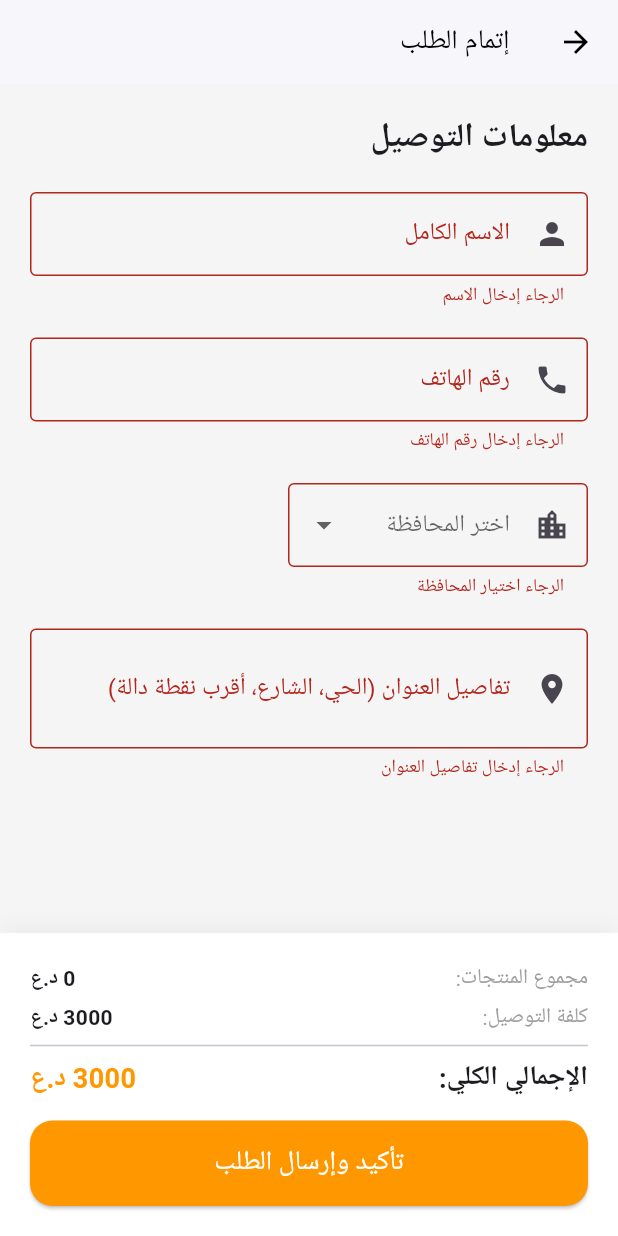
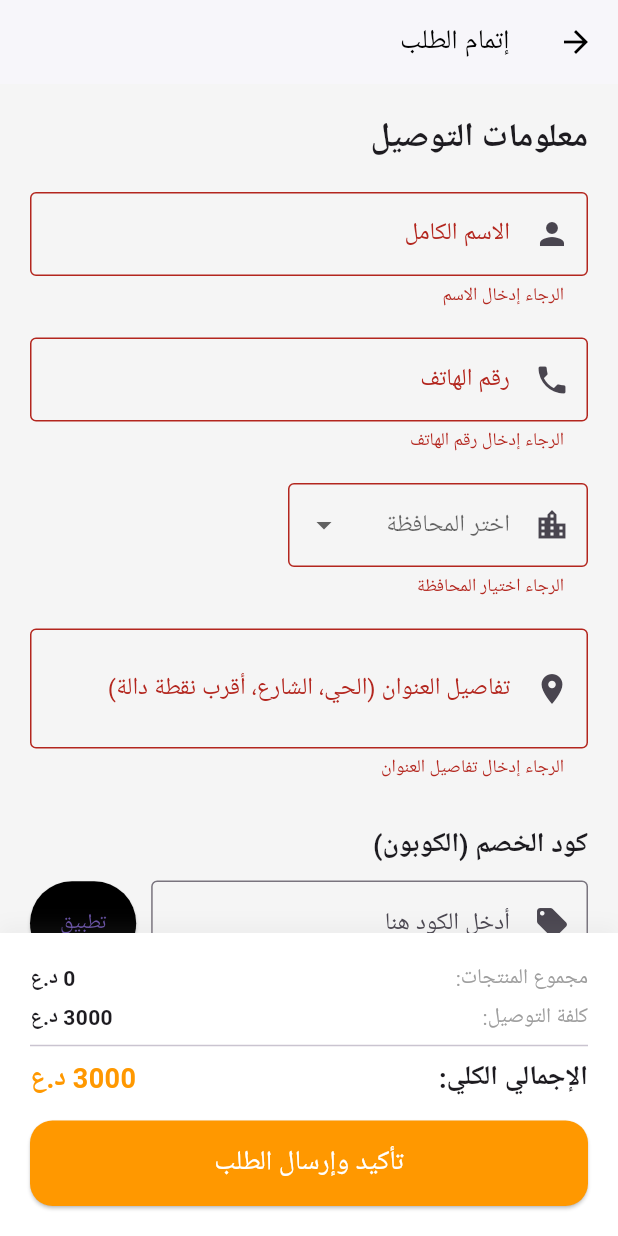
Before and after one commit to teaizteaiz46-blip/MyApp_Flutter, a Flutter app: the CheckoutScreen screen opened directly, after a tap on "تأكيد وإرسال الطلب", on a phone screen of 412 x 824 dp. Run offline on Flutter 3.47's test engine with Material 3 defaults, Android fonts, the phone set to English and light mode, and no system bars; our stand-ins replace firebase_core, firebase_messaging, shared_preferences, supabase_flutter, video_player; missing offline and left inert: facebook_app_events; accounts and stored records are empty; Roboto replaces fonts that are missing (Muli).

Commit message:
new version

```diff
--- a/lib/screens/checkout/checkout_screen.dart
+++ b/lib/screens/checkout/checkout_screen.dart
@@ -3,7 +3,6 @@ import 'package:flutter/material.dart';
 import 'package:shared_preferences/shared_preferences.dart';
 import '../../main.dart';
 import '../../screens/home/home_screen.dart';
-
 
 class CheckoutScreen extends StatefulWidget {
   const CheckoutScreen({super.key});
@@ -15,81 +14,160 @@ class CheckoutScreen extends StatefulWidget {
 class _CheckoutScreenState extends State<CheckoutScreen> {
   final _nameController = TextEditingController();
   final _phoneController = TextEditingController();
-  //final _addressController = TextEditingController();
-  // --- أضف هذه المتغيرات الجديدة ---
-  double _productsTotal = 0.0; // مجموع أسعار المنتجات
-  double _deliveryCost = 0.0;  // سعر التوصيل
-  // ----------------------------
+  final _addressDetailsController = TextEditingController();
+
+  // --- حقل الكوبون والمتغيرات الخاصة به ---
+  final _couponController = TextEditingController();
+  double _discountAmount = 0.0;
+  int? _appliedCouponId;
+  bool _isCheckingCoupon = false;
+  String? _couponErrorMessage;
+  // ------------------------------------
+
+  double _productsTotal = 0.0;
+  double _deliveryCost = 0.0;
   final _formKey = GlobalKey<FormState>();
 
-  // --- أضف هذا ---
-  final _addressDetailsController = TextEditingController(); // حقل جديد للتفاصيل
-  String? _selectedGovernorate; // لتخزين المحافظة المختارة
-  final List<String> _governorates = ['بغداد','كربلاء','الأنبار','الحلة - بابل','البصرة','دهوك','ديالى','أربيل','كركوك','العمارة - ميسان','السماوة - المثنى','النجف','نينوى','ديوانية - القادسية','صلاح الدين','السليمانية','الناصرية - ذي قار','الكوت - واسط']; // القائمة المنسدلة
-  // --- نهاية الإضافة ---
+  String? _selectedGovernorate;
+  final List<String> _governorates = [
+    'بغداد', 'كربلاء', 'الأنبار', 'الحلة - بابل', 'البصرة', 'دهوك', 'ديالى',
+    'أربيل', 'كركوك', 'العمارة - ميسان', 'السماوة - المثنى', 'النجف', 'نينوى',
+    'ديوانية - القادسية', 'صلاح الدين', 'السليمانية', 'الناصرية - ذي قار', 'الكوت - واسط'
+  ];
 
   bool _isLoading = false;
+
+  @override
+  void initState() {
+    super.initState();
+    _calculateTotal();
+  }
 
   @override
   void dispose() {
     _nameController.dispose();
     _phoneController.dispose();
-    //_addressController.dispose();
-    _addressDetailsController.dispose(); // <-- أضف هذا
+    _addressDetailsController.dispose();
+    _couponController.dispose();
     super.dispose();
   }
 
-  // --- دالة "إرسال الطلب" محدثة بالكامل ---
-// --- دالة "إرسال الطلب" محدثة بالكامل ---
-  Future<void> _submitOrder() async {
-    // 1. التحقق من أن الحقول مملوءة
-    if (!_formKey.currentState!.validate()) {
+  // --- دالة التحقق من الكوبون (محدثة بدون شرط تسجيل الدخول) ---
+  Future<void> _applyCoupon() async {
+    final code = _couponController.text.trim().toUpperCase();
+    //final code = _couponController.text.trim();
+    if (code.isEmpty) return;
+
+    final phone = _phoneController.text.trim();
+
+    FocusScope.of(context).unfocus();
+    setState(() {
+      _isCheckingCoupon = true;
+      _couponErrorMessage = null;
+    });
+
+    try {
+      final currentUser = supabase.auth.currentUser;
+
+      // 1. البحث عن الكوبون
+      final couponResponse = await supabase
+          .from('coupons')
+          .select()
+          .eq('code', code)
+          .eq('is_active', true)
+          .maybeSingle();
+
+      if (couponResponse == null) {
+        setState(() {
+          _couponErrorMessage = 'كود الخصم غير صحيح أو غير فعال.';
+          _isCheckingCoupon = false;
+        });
         return;
       }
 
-    // التحقق من "mounted" قبل استخدام setState
-    if (mounted) {
-      setState(() => _isLoading = true);
+      final int couponId = couponResponse['id'];
+      final double discount = (couponResponse['discount_amount'] ?? 0).toDouble();
+
+      // 2. التحقق من التكرار (سواء عن طريق الحساب أو رقم الهاتف)
+      dynamic usageCheck;
+      if (currentUser != null) {
+        usageCheck = await supabase
+            .from('coupon_usages')
+            .select()
+            .eq('coupon_id', couponId)
+            .eq('user_id', currentUser.id)
+            .maybeSingle();
+      } else if (phone.isNotEmpty) {
+        usageCheck = await supabase
+            .from('coupon_usages')
+            .select()
+            .eq('coupon_id', couponId)
+            .eq('customer_phone', phone)
+            .maybeSingle();
       }
 
+      if (usageCheck != null) {
+        setState(() {
+          _couponErrorMessage = 'لقد تم استخدام هذا الكوبون سابقاً!';
+          _isCheckingCoupon = false;
+        });
+        return;
+      }
+
+      // 3. نجاح التفعيل
+      setState(() {
+        _discountAmount = discount;
+        _appliedCouponId = couponId;
+        _isCheckingCoupon = false;
+      });
+
+      if (mounted) {
+        ScaffoldMessenger.of(context).showSnackBar(
+          const SnackBar(
+            content: Text('تم تطبيق خصم 2,000 د.ع بنجاح!'),
+            backgroundColor: Colors.green,
+          ),
+        );
+      }
+    } catch (e) {
+      setState(() {
+        _couponErrorMessage = 'حدث خطأ أثناء فحص الكوبون.';
+        _isCheckingCoupon = false;
+      });
+    }
+  }
+/////////////////
+  Future<void> _submitOrder() async {
+    if (!_formKey.currentState!.validate()) return;
+
+    if (mounted) setState(() => _isLoading = true);
+
     try {
-      // متغير لتخزين خريطة السلة
-      Map<String, dynamic>? cartMap;
-
-      // 1. التحقق من حالة المستخدم وجلب السلة الصحيحة
+      List<Map<String, dynamic>> cartItemsList = [];
       final currentUser = supabase.auth.currentUser;
-      final prefs = await SharedPreferences.getInstance(); // <-- فجوة 1
+      final prefs = await SharedPreferences.getInstance();
 
       if (currentUser != null) {
-        // --- المستخدم مسجل: جلب السلة من Supabase ---
         final userId = currentUser.id;
-        final cartData = await supabase // <-- فجوة 2
+        // 🟢 جلب بيانات السلة مع اللون المختار للمستخدم المسجل
+        final cartData = await supabase
             .from('cart')
-            .select('product_id, quantity')
+            .select('product_id, quantity, selected_color')
             .eq('user_id', userId);
 
-        if (cartData.isEmpty) {
-          cartMap = null;
-        } else {
-          cartMap = {
-            for (var item in cartData)
-              item['product_id'].toString(): item['quantity']
-          };
+        if (cartData.isNotEmpty) {
+          cartItemsList = List<Map<String, dynamic>>.from(cartData);
         }
       } else {
-        // --- المستخدم زائر: جلب السلة من الذاكرة المحلية ---
+        // 🟢 جلب بيانات السلة للزائر من SharedPreferences
         final String? cartString = prefs.getString('cartMap');
         if (cartString != null && cartString.isNotEmpty) {
-          cartMap = json.decode(cartString);
-        } else {
-          cartMap = null;
+          final List<dynamic> localCart = json.decode(cartString);
+          cartItemsList = List<Map<String, dynamic>>.from(localCart);
         }
       }
 
-      // 2. التحقق مما إذا كانت السلة فارغة بالفعل
-      if (cartMap == null || cartMap.isEmpty) {
-
-        // --- الحل 1: إضافة فحص "mounted" هنا ---
+      if (cartItemsList.isEmpty) {
         if (mounted) {
           ScaffoldMessenger.of(context).showSnackBar(
             const SnackBar(content: Text('سلة المشتريات فارغة!'), backgroundColor: Colors.red),
@@ -99,34 +177,47 @@ class _CheckoutScreenState extends State<CheckoutScreen> {
         return;
       }
 
-      // 3. جلب بيانات العميل (تبقى كما هي)
       final String name = _nameController.text;
       final String phone = _phoneController.text;
-      // --- تعديل هذا السطر ---
       final String address = "$_selectedGovernorate، ${_addressDetailsController.text}";
-      // --- نهاية التعديل ---
+      final double finalTotal = (_productsTotal + _deliveryCost - _discountAmount).clamp(0, double.infinity);
 
-      // 4. إرسال الطلب إلى Supabase (تبقى كما هي مع إضافة user_id)
+      // 🟢 حفظ العناصر كقائمة تدعم تفاصيل كل منتج واللون الخاص به
       final Map<String, dynamic> orderData = {
         'customer_name': name,
         'customer_phone': phone,
         'customer_address': address,
-        'cart_items': cartMap,
-        'status': 'قيد المراجعة'
+        'cart_items': cartItemsList, // سيتم تخزينه كـ JSON يحتوي المنتجات والكميات والألوان
+        'status': 'قيد المراجعة',
+        'discount_amount': _discountAmount,
+        'total_amount': finalTotal,
       };
+
       if (currentUser != null) {
         orderData['user_id'] = currentUser.id;
       }
-      await supabase.from('orders').insert(orderData); // <-- فجوة 3
 
-      // 5. مسح السلة الصحيحة بعد نجاح الطلب
+      await supabase.from('orders').insert(orderData);
+
+      // تسجيل استخدام الكوبون للجميع (سواء زائر أو مستخدم)
+      if (_appliedCouponId != null) {
+        final Map<String, dynamic> usageData = {
+          'coupon_id': _appliedCouponId,
+          'customer_phone': phone,
+        };
         if (currentUser != null) {
-        await supabase.from('cart').delete().eq('user_id', currentUser.id); // <-- فجوة 4
-      } else {
-        await prefs.remove('cartMap'); // <-- فجوة 5
+          usageData['user_id'] = currentUser.id;
+        }
+        await supabase.from('coupon_usages').insert(usageData);
       }
 
-      // 6. إظهار رسالة نجاح والانتقال (الكود هنا صحيح لأنك أضفت "if (mounted)")
+      // تفريغ السلة بعد نجاح الطلب
+      if (currentUser != null) {
+        await supabase.from('cart').delete().eq('user_id', currentUser.id);
+      } else {
+        await prefs.remove('cartMap');
+      }
+
       if (mounted) {
         Navigator.of(context).pushAndRemoveUntil(
           MaterialPageRoute(builder: (context) => const HomeScreen()),
@@ -143,42 +234,28 @@ class _CheckoutScreenState extends State<CheckoutScreen> {
         });
       }
     } catch (error) {
-      // 7. التعامل مع الأخطاء
-
-      // --- الحل 2: إضافة فحص "mounted" هنا ---
       if (mounted) {
         setState(() => _isLoading = false);
         ScaffoldMessenger.of(context).showSnackBar(
           const SnackBar(
-            content: Text('حدث خطأ أثناء إرسال الطلب. الرجاء المحاولة مرة أخرى.'),
+            content: Text('حدث خطأ أثناء إرسال الطلب.'),
             backgroundColor: Colors.red,
           ),
         );
       }
-    }
-    // تأكد من إيقاف التحميل حتى لو لم يكن mounted
-    finally {
+    } finally {
       if (mounted && _isLoading) {
         setState(() => _isLoading = false);
-      } else if (!mounted && _isLoading) {
-        _isLoading = false;
       }
     }
   }
 
-  ///////////////////////
-  @override
-  void initState() {
-    super.initState();
-    _calculateTotal(); // <-- استدعاء الدالة عند بدء الشاشة
-  }
+  ////////////////
 
-  // --- دالة جديدة لحساب المجموع ---
   Future<void> _calculateTotal() async {
     double productsTotal = 0.0;
     Map<String, dynamic> cartMap = {};
 
-    // 1. جلب محتويات السلة (نفس المنطق الذي تستخدمه في _submitOrder)
     final currentUser = supabase.auth.currentUser;
     if (currentUser != null) {
       final cartData = await supabase.from('cart').select('product_id, quantity').eq('user_id', currentUser.id);
@@ -191,7 +268,6 @@ class _CheckoutScreenState extends State<CheckoutScreen> {
       if (cartString != null) cartMap = json.decode(cartString);
     }
 
-    // 2. حساب سعر المنتجات
     if (cartMap.isNotEmpty) {
       final List<int> productIds = cartMap.keys.map((e) => int.parse(e)).toList();
       final String filter = productIds.map((id) => 'id.eq.$id').join(',');
@@ -204,50 +280,35 @@ class _CheckoutScreenState extends State<CheckoutScreen> {
       }
     }
 
-    // 3. جلب سعر التوصيل (مبدئياً 5000 أو من جدول delivery إذا أردت)
-    double deliveryCost = 3000; // قيمة افتراضية
-    // إذا أردت جلبها من قاعدة البيانات لاحقاً:
-    // final deliveryData = await supabase.from('delivery').select().eq('governorate', 'كربلاء المقدسة').maybeSingle();
-    // if (deliveryData != null) deliveryCost = (deliveryData['delivery_cost'] ?? 0).toDouble();
-
-    // 4. تحديث الواجهة
     if (mounted) {
       setState(() {
         _productsTotal = productsTotal;
-        _deliveryCost = deliveryCost;
+        _deliveryCost = 3000;
       });
     }
   }
 
-  ///////////////
   @override
   Widget build(BuildContext context) {
-    // --- بداية التعديل ---
-    // تغليف كل شيء بـ GestureDetector
+    final double finalPrice = (_productsTotal + _deliveryCost - _discountAmount).clamp(0, double.infinity);
+
     return GestureDetector(
-      onTap: () {
-        // هذا السطر يخبر Flutter بإخفاء لوحة المفاتيح
-        FocusScope.of(context).unfocus();
-      },
-      // --- نهاية التعديل ---
+      onTap: () => FocusScope.of(context).unfocus(),
       child: Scaffold(
         appBar: AppBar(
           title: const Text('إتمام الطلب'),
           backgroundColor: Colors.white,
           elevation: 1,
         ),
-        ////////////////////////
         bottomNavigationBar: Container(
           padding: const EdgeInsets.all(20),
-          // أضفنا shadow وزخرفة بسيطة
           decoration: BoxDecoration(
             color: Colors.white,
             boxShadow: [BoxShadow(color: Colors.grey.withValues(alpha: 0.1), blurRadius: 10, offset: const Offset(0, -5))],
           ),
           child: Column(
-            mainAxisSize: MainAxisSize.min, // مهم جداً: يجعل العمود يأخذ أقل مساحة ممكنة
+            mainAxisSize: MainAxisSize.min,
             children: [
-              // --- تفاصيل الأسعار ---
               Row(
                 mainAxisAlignment: MainAxisAlignment.spaceBetween,
                 children: [
@@ -263,24 +324,33 @@ class _CheckoutScreenState extends State<CheckoutScreen> {
                   Text('${_deliveryCost.toStringAsFixed(0)} د.ع', style: const TextStyle(fontWeight: FontWeight.bold)),
                 ],
               ),
+              if (_discountAmount > 0) ...[
+                const SizedBox(height: 5),
+                Row(
+                  mainAxisAlignment: MainAxisAlignment.spaceBetween,
+                  children: [
+                    const Text('خصم الكوبون:', style: TextStyle(color: Colors.green, fontWeight: FontWeight.bold)),
+                    Text('-${_discountAmount.toStringAsFixed(0)} د.ع', style: const TextStyle(fontWeight: FontWeight.bold, color: Colors.green)),
+                  ],
+                ),
+              ],
               const Divider(),
               Row(
                 mainAxisAlignment: MainAxisAlignment.spaceBetween,
                 children: [
                   const Text('الإجمالي الكلي:', style: TextStyle(fontSize: 18, fontWeight: FontWeight.bold)),
-                  Text('${(_productsTotal + _deliveryCost).toStringAsFixed(0)} د.ع',
+                  Text('${finalPrice.toStringAsFixed(0)} د.ع',
                       style: const TextStyle(fontSize: 18, fontWeight: FontWeight.bold, color: Colors.orange)),
                 ],
               ),
               const SizedBox(height: 15),
 
-              // --- زر التأكيد (نفس الزر القديم) ---
               ElevatedButton(
                 onPressed: _isLoading ? null : _submitOrder,
                 style: ElevatedButton.styleFrom(
                   backgroundColor: Colors.orange,
                   padding: const EdgeInsets.symmetric(vertical: 15),
-                  minimumSize: const Size(double.infinity, 50), // عرض كامل
+                  minimumSize: const Size(double.infinity, 50),
                   shape: RoundedRectangleBorder(
                     borderRadius: BorderRadius.circular(15),
                   ),
@@ -295,14 +365,11 @@ class _CheckoutScreenState extends State<CheckoutScreen> {
             ],
           ),
         ),
-        /////////////////////////////
         body: SingleChildScrollView(
           padding: const EdgeInsets.all(20.0),
           child: Form(
             key: _formKey,
             child: Column(
-              // ... (بقية كود Form يبقى كما هو) ...
-              // --- هذا هو الكود الذي يجب إضافته ---
               crossAxisAlignment: CrossAxisAlignment.start,
               children: [
                 const Text(
@@ -318,12 +385,7 @@ class _CheckoutScreenState extends State<CheckoutScreen> {
                     border: OutlineInputBorder(),
                     prefixIcon: Icon(Icons.person),
                   ),
-                  validator: (value) {
-                    if (value == null || value.isEmpty) {
-                      return 'الرجاء إدخال الاسم';
-                    }
-                    return null;
-                  },
+                  validator: (value) => (value == null || value.isEmpty) ? 'الرجاء إدخال الاسم' : null,
                 ),
                 const SizedBox(height: 20),
 
@@ -335,53 +397,34 @@ class _CheckoutScreenState extends State<CheckoutScreen> {
                     prefixIcon: Icon(Icons.phone),
                   ),
                   keyboardType: TextInputType.phone,
-                  validator: (value) {
-                    if (value == null || value.isEmpty) {
-                      return 'الرجاء إدخال رقم الهاتف';
-                    }
-                    return null;
-                  },
+                  validator: (value) => (value == null || value.isEmpty) ? 'الرجاء إدخال رقم الهاتف' : null,
                 ),
                 const SizedBox(height: 20),
 
-                // --- استبدل حقل العنوان القديم بهذا ---
-
-                // --- 1. القائمة المنسدلة للمحافظة ---
                 SizedBox(
-                  width: 200, // 👈 حدد العرض هنا
+                  width: 200,
                   child: DropdownButtonFormField<String>(
-                  initialValue: _selectedGovernorate,                  hint: const Text('اختر المحافظة'),
+                    initialValue: _selectedGovernorate,
+                    hint: const Text('اختر المحافظة'),
                     decoration: const InputDecoration(
                       border: OutlineInputBorder(),
                       prefixIcon: Icon(Icons.location_city),
                     ),
-                  // 👇👇 هذا السطر هو الحل 👇👇
                     menuMaxHeight: 300,
-                  isDense: true,      // ضغط المساحات الفارغة
-                  itemHeight: 50,     // (اختياري) تحديد ارتفاع السطر الواحد بدقة
-                  // 👆👆 سيجعل القائمة بطول 300 بكسل فقط والباقي سكرول 👆👆
+                    isDense: true,
+                    itemHeight: 50,
                     items: _governorates.map((String governorate) {
                       return DropdownMenuItem<String>(
                         value: governorate,
                         child: Text(governorate),
                       );
                     }).toList(),
-                  onChanged: (newValue) {
-                    setState(() {
-                      _selectedGovernorate = newValue;
-                    });
-                  },
-                  validator: (value) {
-                    if (value == null || value.isEmpty) {
-                      return 'الرجاء اختيار المحافظة';
-                    }
-                    return null;
-                  },
+                    onChanged: (newValue) => setState(() => _selectedGovernorate = newValue),
+                    validator: (value) => (value == null || value.isEmpty) ? 'الرجاء اختيار المحافظة' : null,
                   ),
                 ),
                 const SizedBox(height: 20),
 
-                // --- 2. حقل تفاصيل العنوان ---
                 TextFormField(
                   controller: _addressDetailsController,
                   decoration: const InputDecoration(
@@ -390,16 +433,49 @@ class _CheckoutScreenState extends State<CheckoutScreen> {
                     prefixIcon: Icon(Icons.location_on),
                   ),
                   maxLines: 2,
-                  validator: (value) {
-                    if (value == null || value.isEmpty) {
-                      return 'الرجاء إدخال تفاصيل العنوان';
-                    }
-                    return null;
-                  },
+                  validator: (value) => (value == null || value.isEmpty) ? 'الرجاء إدخال تفاصيل العنوان' : null,
                 ),
-                // --- نهاية الاستبدال ---
+                const SizedBox(height: 30),
+
+                // --- قسم كود الخصم (الكوبون) ---
+                const Text(
+                  'كود الخصم (الكوبون)',
+                  style: TextStyle(fontSize: 18, fontWeight: FontWeight.bold),
+                ),
+                const SizedBox(height: 10),
+
+                Row(
+                  children: [
+                    Expanded(
+                      child: TextFormField(
+                        controller: _couponController,
+                        enabled: _discountAmount == 0, // إغلاق الحقل عند التفعيل
+                        decoration: InputDecoration(
+                          hintText: 'أدخل الكود هنا',
+                          border: const OutlineInputBorder(),
+                          errorText: _couponErrorMessage,
+                          prefixIcon: const Icon(Icons.local_offer),
+                        ),
+                      ),
+                    ),
+                    const SizedBox(width: 10),
+                    ElevatedButton(
+                      onPressed: (_discountAmount > 0 || _isCheckingCoupon) ? null : _applyCoupon,
+                      style: ElevatedButton.styleFrom(
+                        backgroundColor: Colors.black,
+                        padding: const EdgeInsets.symmetric(horizontal: 20, vertical: 18),
+                      ),
+                      child: _isCheckingCoupon
+                          ? const SizedBox(
+                        width: 20,
+                        height: 20,
+                        child: CircularProgressIndicator(color: Colors.white, strokeWidth: 2),
+                      )
+                          : Text(_discountAmount > 0 ? 'تم الخصم' : 'تطبيق'),
+                    ),
                   ],
-              // --- نهاية الكود المضاف ---
+                ),
+              ],
             ),
           ),
         ),
--- a/pubspec.yaml
+++ b/pubspec.yaml
@@ -1,7 +1,7 @@
 name: myapprun
 description: "Modo Iraq E-commerce App"
 publish_to: 'none'
-version: 1.3.4+30
+version: 1.3.5+31
 
 environment:
   sdk: ^3.9.2
```
Also changed, not shown: lib/screens/cart/cart_screen.dart (+49 -19 lines), lib/screens/details/details_screen.dart (+76 -24 lines), 1 other file. Lines whose indentation alone changed are shown as unchanged.
